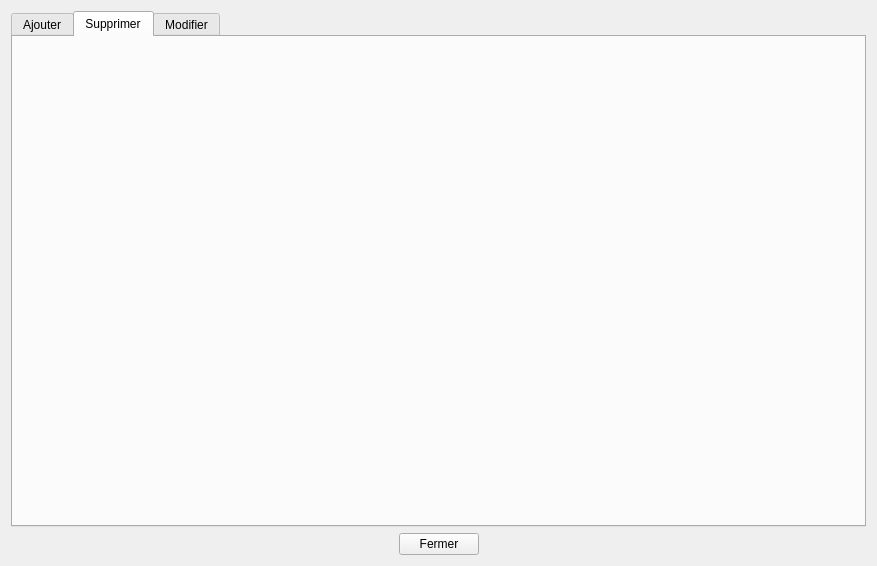
Above: gui/fct_mod_1.ui from charlie38/theatre_L3 before the change. Below: the same form after it.
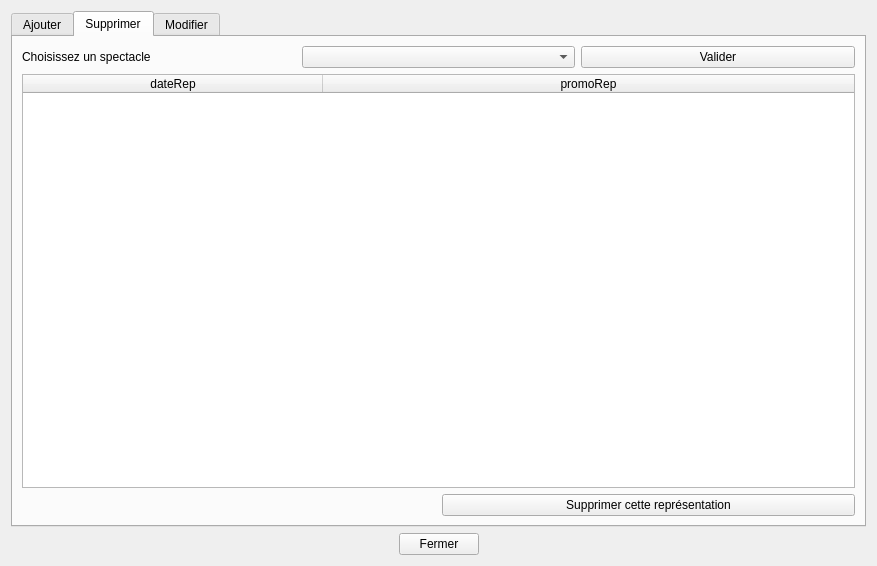
That is the form after the change. The open tabs and pages were chosen to show the change.

Diff of the .ui file:
```diff
--- a/gui/fct_mod_1.ui
+++ b/gui/fct_mod_1.ui
@@ -171,7 +171,92 @@
       <attribute name="title">
        <string>Supprimer</string>
       </attribute>
-      <layout class="QVBoxLayout" name="verticalLayout_2"/>
+      <layout class="QVBoxLayout" name="verticalLayout_2">
+       <item>
+        <layout class="QGridLayout" name="gridLayout_2">
+         <item row="0" column="0">
+          <widget class="QLabel" name="label_6">
+           <property name="text">
+            <string>Choisissez un spectacle</string>
+           </property>
+          </widget>
+         </item>
+         <item row="0" column="1">
+          <widget class="QComboBox" name="comboBox_2"/>
+         </item>
+         <item row="0" column="2">
+          <widget class="QPushButton" name="pushButton_4">
+           <property name="text">
+            <string>Valider</string>
+           </property>
+          </widget>
+         </item>
+        </layout>
+       </item>
+       <item>
+        <widget class="QTableWidget" name="tableWidget">
+         <property name="minimumSize">
+          <size>
+           <width>0</width>
+           <height>0</height>
+          </size>
+         </property>
+         <property name="selectionMode">
+          <enum>QAbstractItemView::SingleSelection</enum>
+         </property>
+         <property name="selectionBehavior">
+          <enum>QAbstractItemView::SelectRows</enum>
+         </property>
+         <attribute name="horizontalHeaderCascadingSectionResizes">
+          <bool>false</bool>
+         </attribute>
+         <attribute name="horizontalHeaderDefaultSectionSize">
+          <number>300</number>
+         </attribute>
+         <attribute name="horizontalHeaderStretchLastSection">
+          <bool>true</bool>
+         </attribute>
+         <attribute name="verticalHeaderVisible">
+          <bool>false</bool>
+         </attribute>
+         <column>
+          <property name="text">
+           <string>dateRep</string>
+          </property>
+         </column>
+         <column>
+          <property name="text">
+           <string>promoRep</string>
+          </property>
+         </column>
+        </widget>
+       </item>
+       <item>
+        <layout class="QHBoxLayout" name="horizontalLayout_2">
+         <item>
+          <widget class="QLabel" name="label_5">
+           <property name="font">
+            <font>
+             <weight>75</weight>
+             <italic>true</italic>
+             <bold>true</bold>
+            </font>
+           </property>
+           <property name="text">
+            <string/>
+           </property>
+          </widget>
+         </item>
+         <item>
+          <widget class="QPushButton" name="pushButton_3">
+           <property name="text">
+            <string>Supprimer cette représentation</string>
+           </property>
+          </widget>
+         </item>
+        </layout>
+       </item>
+      </layout>
      </widget>
      <widget class="QWidget" name="tabUpdate">
       <attribute name="title">
```
Left out of the diff: 45 changed lines with no effect on the pictures.
